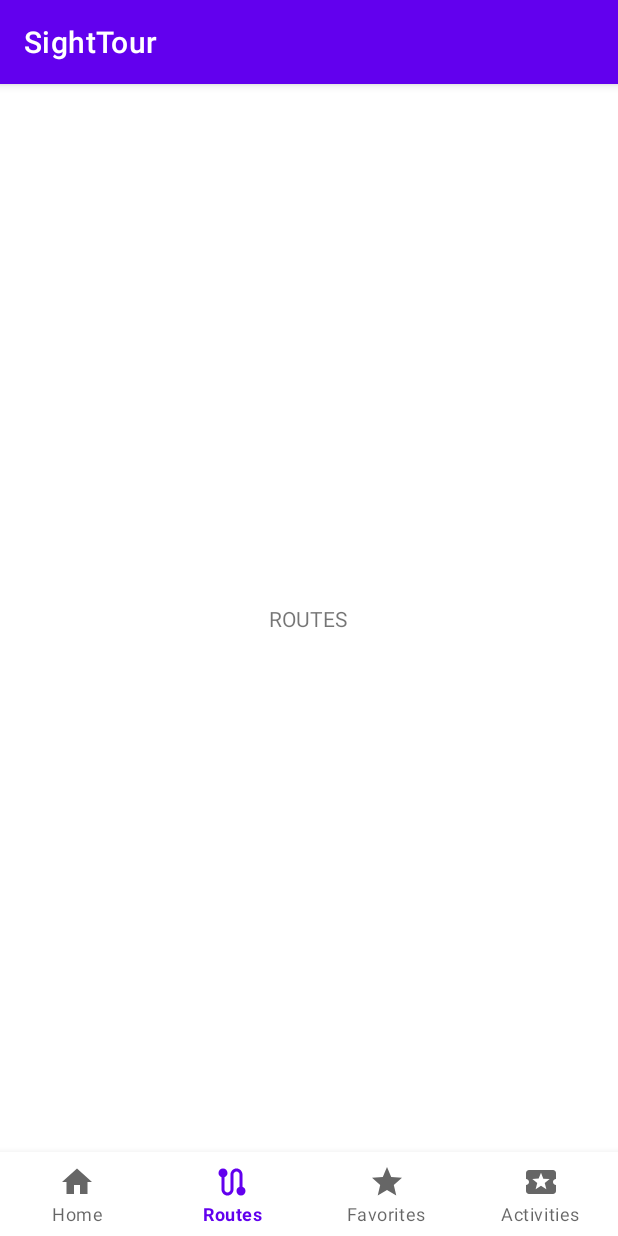
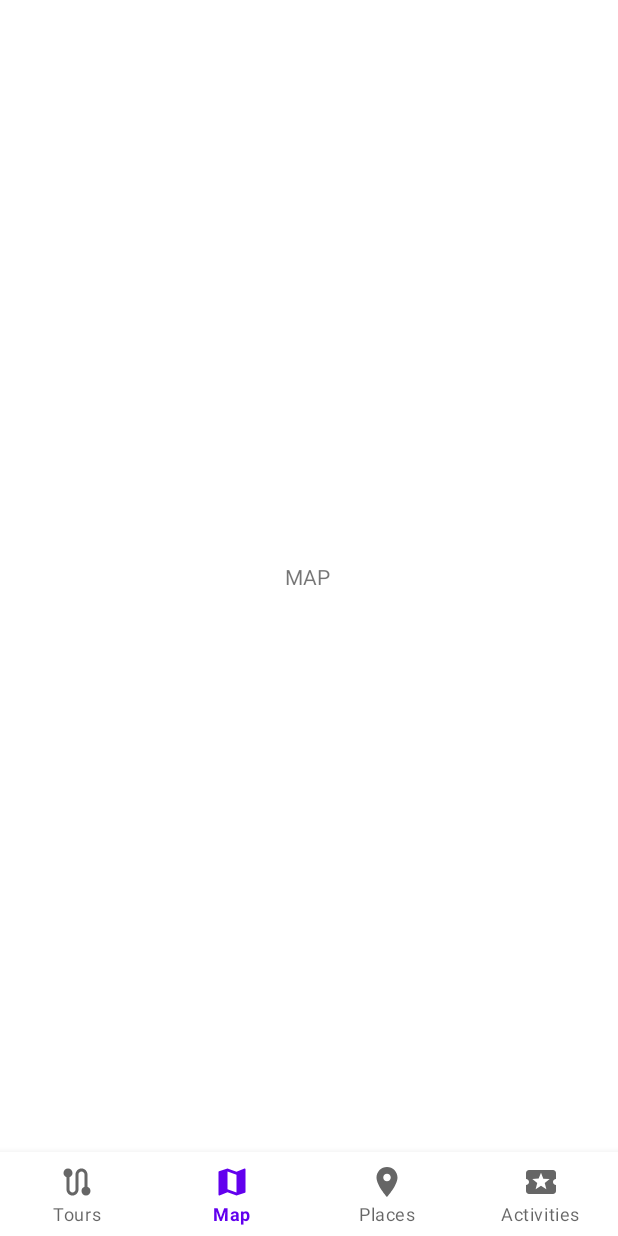
Before and after one commit to TuomasB73/SightTourApp, an Android app: the screen it shows after launch (MainActivity), item 2 of the bottom bar chosen, on a phone screen of 412 x 824 dp. Run offline under Robolectric (Android 15) with nearby library versions, the phone set to English and light mode, and no system bars.

Commit message:
Navigation and fragment names updated

```diff
--- a/app/src/main/java/fi/urbanmappers/sighttour/MainActivity.kt
+++ b/app/src/main/java/fi/urbanmappers/sighttour/MainActivity.kt
@@ -7,9 +7,9 @@ import androidx.fragment.app.Fragment
 import androidx.fragment.app.commit
 import com.google.android.material.bottomnavigation.BottomNavigationView
 import fi.urbanmappers.sighttour.fragments.ActivitiesFragment
-import fi.urbanmappers.sighttour.fragments.FavoritesFragment
-import fi.urbanmappers.sighttour.fragments.HomeFragment
-import fi.urbanmappers.sighttour.fragments.RoutesFragment
+import fi.urbanmappers.sighttour.fragments.PlacesFragment
+import fi.urbanmappers.sighttour.fragments.ToursFragment
+import fi.urbanmappers.sighttour.fragments.MapFragment
 
 class MainActivity : AppCompatActivity() {
     private lateinit var bottomNavigationView: BottomNavigationView
@@ -22,18 +22,18 @@ class MainActivity : AppCompatActivity() {
         bottomNavigationView = findViewById(R.id.bottomNavigationView)
         fragmentContainer = findViewById(R.id.fragmentContainer)
 
-        val homeFragment = HomeFragment()
-        val routesFragment = RoutesFragment()
-        val favoritesFragment = FavoritesFragment()
+        val toursFragment = ToursFragment()
+        val mapFragment = MapFragment()
+        val placesFragment = PlacesFragment()
         val activitiesFragment = ActivitiesFragment()
 
-        setCurrentFragment(homeFragment)
+        setCurrentFragment(toursFragment)
 
         bottomNavigationView.setOnItemSelectedListener {
             when (it.itemId) {
-                R.id.home -> setCurrentFragment(homeFragment)
-                R.id.routes -> setCurrentFragment(routesFragment)
-                R.id.favorites -> setCurrentFragment(favoritesFragment)
+                R.id.tours -> setCurrentFragment(toursFragment)
+                R.id.map -> setCurrentFragment(mapFragment)
+                R.id.places -> setCurrentFragment(placesFragment)
                 R.id.activities -> setCurrentFragment(activitiesFragment)
             }
             true
--- a/app/src/main/java/fi/urbanmappers/sighttour/fragments/RoutesFragment.kt
+++ b/app/src/main/java/fi/urbanmappers/sighttour/fragments/MapFragment.kt
@@ -7,7 +7,7 @@ import android.view.View
 import android.view.ViewGroup
 import fi.urbanmappers.sighttour.R
 
-class RoutesFragment : Fragment() {
+class MapFragment : Fragment() {
 
     override fun onCreate(savedInstanceState: Bundle?) {
         super.onCreate(savedInstanceState)
@@ -18,7 +18,7 @@ class RoutesFragment : Fragment() {
         savedInstanceState: Bundle?
     ): View? {
         // Inflate the layout for this fragment
-        return inflater.inflate(R.layout.fragment_routes, container, false)
+        return inflater.inflate(R.layout.fragment_map, container, false)
     }
 
     override fun onViewCreated(view: View, savedInstanceState: Bundle?) {
--- a/app/src/main/java/fi/urbanmappers/sighttour/fragments/HomeFragment.kt
+++ b/app/src/main/java/fi/urbanmappers/sighttour/fragments/PlacesFragment.kt
@@ -7,7 +7,7 @@ import android.view.View
 import android.view.ViewGroup
 import fi.urbanmappers.sighttour.R
 
-class HomeFragment : Fragment() {
+class PlacesFragment : Fragment() {
 
     override fun onCreate(savedInstanceState: Bundle?) {
         super.onCreate(savedInstanceState)
@@ -18,7 +18,7 @@ class HomeFragment : Fragment() {
         savedInstanceState: Bundle?
     ): View? {
         // Inflate the layout for this fragment
-        return inflater.inflate(R.layout.fragment_home, container, false)
+        return inflater.inflate(R.layout.fragment_places, container, false)
     }
 
     override fun onViewCreated(view: View, savedInstanceState: Bundle?) {
--- a/app/src/main/java/fi/urbanmappers/sighttour/fragments/FavoritesFragment.kt
+++ b/app/src/main/java/fi/urbanmappers/sighttour/fragments/ToursFragment.kt
@@ -7,7 +7,7 @@ import android.view.View
 import android.view.ViewGroup
 import fi.urbanmappers.sighttour.R
 
-class FavoritesFragment : Fragment() {
+class ToursFragment : Fragment() {
 
     override fun onCreate(savedInstanceState: Bundle?) {
         super.onCreate(savedInstanceState)
@@ -18,7 +18,7 @@ class FavoritesFragment : Fragment() {
         savedInstanceState: Bundle?
     ): View? {
         // Inflate the layout for this fragment
-        return inflater.inflate(R.layout.fragment_favorites, container, false)
+        return inflater.inflate(R.layout.fragment_tours, container, false)
     }
 
     override fun onViewCreated(view: View, savedInstanceState: Bundle?) {
--- a/app/src/main/res/drawable/ic_baseline_home_24.xml
+++ /dev/null
@@ -1,5 +0,0 @@
-<vector android:height="24dp" android:tint="#000000"
-    android:viewportHeight="24" android:viewportWidth="24"
-    android:width="24dp" xmlns:android="http://schemas.android.com/apk/res/android">
-    <path android:fillColor="@android:color/white" android:pathData="M10,20v-6h4v6h5v-8h3L12,3 2,12h3v8z"/>
-</vector>
--- /dev/null
+++ b/app/src/main/res/drawable/ic_baseline_map_24.xml
@@ -0,0 +1,5 @@
+<vector android:height="24dp" android:tint="#000000"
+    android:viewportHeight="24" android:viewportWidth="24"
+    android:width="24dp" xmlns:android="http://schemas.android.com/apk/res/android">
+    <path android:fillColor="@android:color/white" android:pathData="M20.5,3l-0.16,0.03L15,5.1 9,3 3.36,4.9c-0.21,0.07 -0.36,0.25 -0.36,0.48V20.5c0,0.28 0.22,0.5 0.5,0.5l0.16,-0.03L9,18.9l6,2.1 5.64,-1.9c0.21,-0.07 0.36,-0.25 0.36,-0.48V3.5c0,-0.28 -0.22,-0.5 -0.5,-0.5zM15,19l-6,-2.11V5l6,2.11V19z"/>
+</vector>
--- /dev/null
+++ b/app/src/main/res/drawable/ic_baseline_place_24.xml
@@ -0,0 +1,5 @@
+<vector android:height="24dp" android:tint="#000000"
+    android:viewportHeight="24" android:viewportWidth="24"
+    android:width="24dp" xmlns:android="http://schemas.android.com/apk/res/android">
+    <path android:fillColor="@android:color/white" android:pathData="M12,2C8.13,2 5,5.13 5,9c0,5.25 7,13 7,13s7,-7.75 7,-13c0,-3.87 -3.13,-7 -7,-7zM12,11.5c-1.38,0 -2.5,-1.12 -2.5,-2.5s1.12,-2.5 2.5,-2.5 2.5,1.12 2.5,2.5 -1.12,2.5 -2.5,2.5z"/>
+</vector>
--- a/app/src/main/res/drawable/ic_baseline_star_24.xml
+++ /dev/null
@@ -1,5 +0,0 @@
-<vector android:height="24dp" android:tint="#000000"
-    android:viewportHeight="24" android:viewportWidth="24"
-    android:width="24dp" xmlns:android="http://schemas.android.com/apk/res/android">
-    <path android:fillColor="@android:color/white" android:pathData="M12,17.27L18.18,21l-1.64,-7.03L22,9.24l-7.19,-0.61L12,2 9.19,8.63 2,9.24l5.46,4.73L5.82,21z"/>
-</vector>
--- a/app/src/main/res/layout/fragment_routes.xml
+++ b/app/src/main/res/layout/fragment_map.xml
@@ -4,7 +4,7 @@
     xmlns:tools="http://schemas.android.com/tools"
     android:layout_width="match_parent"
     android:layout_height="match_parent"
-    tools:context=".fragments.RoutesFragment">
+    tools:context=".fragments.MapFragment">
 
     <androidx.constraintlayout.widget.ConstraintLayout
         android:layout_width="match_parent"
@@ -13,7 +13,7 @@
         <TextView
             android:layout_width="wrap_content"
             android:layout_height="wrap_content"
-            android:text="ROUTES"
+            android:text="MAP"
             app:layout_constraintBottom_toBottomOf="parent"
             app:layout_constraintEnd_toEndOf="parent"
             app:layout_constraintHorizontal_bias="0.498"
--- a/app/src/main/res/layout/fragment_favorites.xml
+++ b/app/src/main/res/layout/fragment_places.xml
@@ -4,7 +4,7 @@
     xmlns:tools="http://schemas.android.com/tools"
     android:layout_width="match_parent"
     android:layout_height="match_parent"
-    tools:context=".fragments.FavoritesFragment">
+    tools:context=".fragments.PlacesFragment">
 
     <androidx.constraintlayout.widget.ConstraintLayout
         android:layout_width="match_parent"
@@ -13,7 +13,7 @@
         <TextView
             android:layout_width="wrap_content"
             android:layout_height="wrap_content"
-            android:text="FAVORITES"
+            android:text="PLACES"
             app:layout_constraintBottom_toBottomOf="parent"
             app:layout_constraintEnd_toEndOf="parent"
             app:layout_constraintStart_toStartOf="parent"
--- a/app/src/main/res/layout/fragment_home.xml
+++ b/app/src/main/res/layout/fragment_tours.xml
@@ -4,7 +4,7 @@
     xmlns:tools="http://schemas.android.com/tools"
     android:layout_width="match_parent"
     android:layout_height="match_parent"
-    tools:context=".fragments.HomeFragment">
+    tools:context=".fragments.ToursFragment">
 
     <androidx.constraintlayout.widget.ConstraintLayout
         android:layout_width="match_parent"
@@ -13,7 +13,7 @@
         <TextView
             android:layout_width="wrap_content"
             android:layout_height="wrap_content"
-            android:text="HOME"
+            android:text="TOURS"
             app:layout_constraintBottom_toBottomOf="parent"
             app:layout_constraintEnd_toEndOf="parent"
             app:layout_constraintStart_toStartOf="parent"
--- a/app/src/main/res/menu/bottom_navigation_menu.xml
+++ b/app/src/main/res/menu/bottom_navigation_menu.xml
@@ -1,19 +1,19 @@
 <?xml version="1.0" encoding="utf-8"?>
 <menu xmlns:android="http://schemas.android.com/apk/res/android">
     <item
-        android:id="@+id/home"
-        android:icon="@drawable/ic_baseline_home_24"
-        android:title="@string/menu_home">
+        android:id="@+id/tours"
+        android:icon="@drawable/ic_baseline_route_24"
+        android:title="@string/menu_tours">
     </item>
     <item
-        android:id="@+id/routes"
-        android:icon="@drawable/ic_baseline_route_24"
-        android:title="@string/menu_routes">
+        android:id="@+id/map"
+        android:icon="@drawable/ic_baseline_map_24"
+        android:title="@string/menu_map">
     </item>
     <item
-        android:id="@+id/favorites"
-        android:icon="@drawable/ic_baseline_star_24"
-        android:title="@string/menu_favorites">
+        android:id="@+id/places"
+        android:icon="@drawable/ic_baseline_place_24"
+        android:title="@string/menu_places">
     </item>
     <item
         android:id="@+id/activities"
--- a/app/src/main/res/values-night/themes.xml
+++ b/app/src/main/res/values-night/themes.xml
@@ -1,6 +1,6 @@
 <resources xmlns:tools="http://schemas.android.com/tools">
     <!-- Base application theme. -->
-    <style name="Theme.SightTour" parent="Theme.MaterialComponents.DayNight.DarkActionBar">
+    <style name="Theme.SightTour" parent="Theme.MaterialComponents.DayNight.NoActionBar">
         <!-- Primary brand color. -->
         <item name="colorPrimary">@color/purple_200</item>
         <item name="colorPrimaryVariant">@color/purple_700</item>
--- a/app/src/main/res/values/strings.xml
+++ b/app/src/main/res/values/strings.xml
@@ -2,10 +2,8 @@
     <string name="app_name">SightTour</string>
 
     <!-- Navigation menu items -->
-    <string name="menu_home">Home</string>
-    <string name="menu_routes">Routes</string>
-    <string name="menu_favorites">Favorites</string>
+    <string name="menu_tours">Tours</string>
+    <string name="menu_map">Map</string>
+    <string name="menu_places">Places</string>
     <string name="menu_activities">Activities</string>
-    <!-- TODO: Remove or change this placeholder text -->
-    <string name="hello_blank_fragment">Hello blank fragment</string>
 </resources>
--- a/app/src/main/res/values/themes.xml
+++ b/app/src/main/res/values/themes.xml
@@ -1,6 +1,6 @@
 <resources xmlns:tools="http://schemas.android.com/tools">
     <!-- Base application theme. -->
-    <style name="Theme.SightTour" parent="Theme.MaterialComponents.DayNight.DarkActionBar">
+    <style name="Theme.SightTour" parent="Theme.MaterialComponents.DayNight.NoActionBar">
         <!-- Primary brand color. -->
         <item name="colorPrimary">@color/purple_500</item>
         <item name="colorPrimaryVariant">@color/purple_700</item>
```
